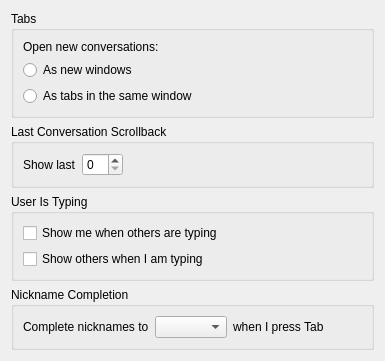
Old version of the form config/behavior-config.ui in the repository dci-debian-kde-applications/ktp-text-ui.
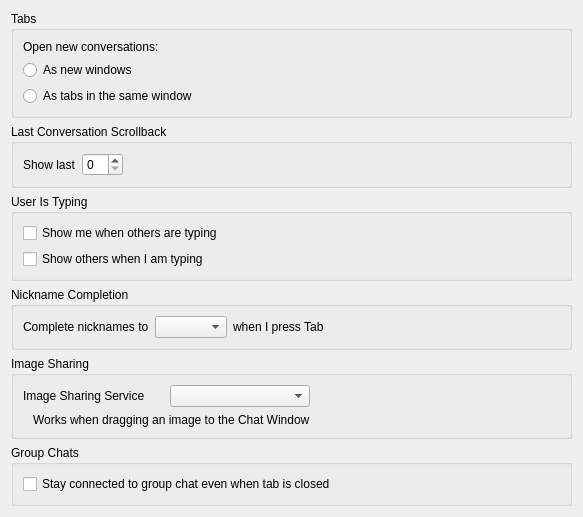
New version of the form. Custom widgets are drawn as their Qt base class.

Patch:
```diff
--- a/config/behavior-config.ui
+++ b/config/behavior-config.ui
@@ -6,8 +6,8 @@
    <rect>
     <x>0</x>
     <y>0</y>
-    <width>385</width>
-    <height>350</height>
+    <width>583</width>
+    <height>403</height>
    </rect>
   </property>
   <layout class="QVBoxLayout" name="verticalLayout">
@@ -141,6 +141,76 @@
      </layout>
     </widget>
    </item>
+   <item>
+    <widget class="KButtonGroup" name="kbuttongroup">
+     <property name="title">
+      <string>Image Sharing</string>
+     </property>
+     <layout class="QGridLayout" name="gridLayout_3" columnstretch="0,0,0">
+      <item row="0" column="1">
+       <widget class="QComboBox" name="imageSharingService"/>
+      </item>
+      <item row="0" column="0">
+       <widget class="QLabel" name="label_4">
+        <property name="text">
+         <string>Image Sharing Service</string>
+        </property>
+       </widget>
+      </item>
+      <item row="0" column="2">
+       <spacer name="horizontalSpacer_3">
+        <property name="orientation">
+         <enum>Qt::Horizontal</enum>
+        </property>
+        <property name="sizeHint" stdset="0">
+         <size>
+          <width>40</width>
+          <height>20</height>
+         </size>
+        </property>
+       </spacer>
+      </item>
+      <item row="1" column="0" colspan="2">
+       <widget class="QLabel" name="label_5">
+        <property name="styleSheet">
+         <string notr="true">font: 8pt &quot;Sans Serif&quot;;</string>
+        </property>
+        <property name="text">
+         <string>Works when dragging an image to the Chat Window</string>
+        </property>
+        <property name="alignment">
+         <set>Qt::AlignLeading|Qt::AlignLeft|Qt::AlignVCenter</set>
+        </property>
+        <property name="indent">
+         <number>10</number>
+        </property>
+       </widget>
+      </item>
+     </layout>
+    </widget>
+   </item>
+   <item>
+    <widget class="QGroupBox" name="groupChatsGroup">
+     <property name="title">
+      <string>Group Chats</string>
+     </property>
+     <layout class="QFormLayout" name="formLayout">
+      <property name="fieldGrowthPolicy">
+       <enum>QFormLayout::ExpandingFieldsGrow</enum>
+      </property>
+      <item row="0" column="0">
+       <widget class="QCheckBox" name="dontLeaveGroupChats">
+        <property name="toolTip">
+         <string extracomment="When enabled, you will remain connected to a chat room even when you close the chat window and you will still receive notifications, for example when someone highlights your name."/>
+        </property>
+        <property name="text">
+         <string>Stay connected to group chat even when tab is closed</string>
+        </property>
+       </widget>
+      </item>
+     </layout>
+    </widget>
+   </item>
    <item>
     <spacer name="verticalSpacer">
      <property name="orientation">
```
